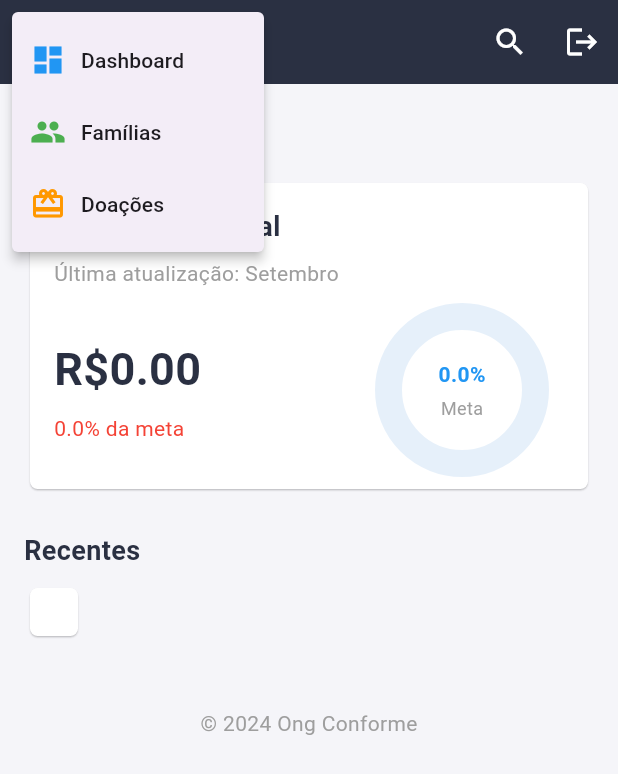
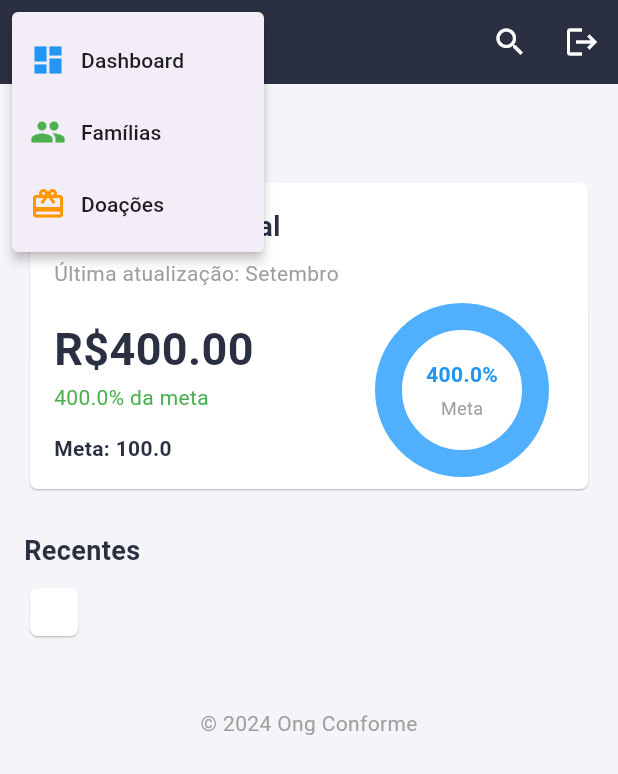
Before and after one commit to luizpassoss/Ong-mobile, a Flutter app: the DashboardPage screen opened by its route, after a tap on the "menu" icon, on a phone screen of 412 x 824 dp. Shown: the top 774 px of the screen. Run offline on Flutter 3.47's test engine with Material 3 defaults, Android fonts, the phone set to English and light mode, and no system bars; drawn by our look-alikes of fl_chart; our stand-ins replace shared_preferences; accounts and stored records are empty; network calls fail.

Commit message:
FiX: fix metafixa fetch & formatacao na tela

```diff
--- a/ongconforme/lib/dashboard.page.dart
+++ b/ongconforme/lib/dashboard.page.dart
@@ -4,6 +4,7 @@ import 'package:http/http.dart' as http;
 import 'dart:convert';
 import 'package:shared_preferences/shared_preferences.dart';
 import 'package:fl_chart/fl_chart.dart';
+import 'package:intl/intl.dart';
 
 import 'login.page.dart';
 import 'familias.page.dart';
@@ -142,15 +143,15 @@ class CustomAppBar extends StatelessWidget implements PreferredSizeWidget {
 }
 
 class DashboardPage extends StatefulWidget {
-  const DashboardPage({Key? key}) : super(key: key);
+  const DashboardPage({super.key});
 
   @override
   _DashboardPageState createState() => _DashboardPageState();
 }
 
 class _DashboardPageState extends State<DashboardPage> {
-  double arrecadacaoTotal = 0.0;
-  double metaTotal = 5000.0; // Meta total para ser obtida dinamicamente
+  int arrecadacaoTotal = 400;
+  int metaTotal = 100;
   List<Map<String, String>> atividadesRecentes = [];
   bool isLoading = true;
   bool verMais = false; // Variável para controlar a exibição expandida
@@ -176,7 +177,7 @@ class _DashboardPageState extends State<DashboardPage> {
 
     try {
       final response = await http.get(
-        Uri.parse('https://backend-ong.vercel.app/api/getMetaFixa'),
+        Uri.parse('https://backend-ong.vercel.app/api/getMetaFixa?id=1'),
         headers: {
           'Content-Type': 'application/json',
           'Authorization': 'Bearer $token',
@@ -184,11 +185,17 @@ class _DashboardPageState extends State<DashboardPage> {
       );
 
       if (response.statusCode == 200) {
-        final data = jsonDecode(response.body);
-        setState(() {
-          arrecadacaoTotal = data['arrecadacaoAtual'] ?? 0.0;
-          metaTotal = data['meta'] ?? metaTotal;
-        });
+        final List<dynamic> data = jsonDecode(response.body);
+
+        if (data.isNotEmpty) {
+          final item = data[0];
+
+          setState(() {
+            metaTotal = item['qntdMetaAll']?.toInt() ?? metaTotal;
+          });
+        } else {
+          print('Lista de dados vazia');
+        }
       } else {
         print('Erro ao obter meta fixa: ${response.statusCode}');
       }
@@ -333,7 +340,7 @@ class _DashboardPageState extends State<DashboardPage> {
                           color: Color.fromRGBO(42, 48, 66, 1.0),
                         ),
                       ),
-                      const SizedBox(height: 8),
+                      const SizedBox(height: 1),
                       Text(
                         '${porcentagemArrecadada.toStringAsFixed(1)}% da meta',
                         style: TextStyle(
@@ -341,6 +348,15 @@ class _DashboardPageState extends State<DashboardPage> {
                               ? Colors.green
                               : Colors.red,
                           fontSize: 14,
+                        ),
+                      ),
+                      const SizedBox(height: 14),
+                      Text(
+                        'Meta: ${metaTotal.toStringAsFixed(1)}',
+                        style: TextStyle(
+                          fontSize: 14,
+                          fontWeight: FontWeight.bold,
+                          color: Color.fromRGBO(42, 48, 66, 1.0),
                         ),
                       ),
                     ],
@@ -413,6 +429,23 @@ class _DashboardPageState extends State<DashboardPage> {
     );
   }
 
+  // Defina a lista manual de meses
+final List<String> meses = [
+  'Janeiro', 'Fevereiro', 'Março', 'Abril', 'Maio', 'Junho',
+  'Julho', 'Agosto', 'Setembro', 'Outubro', 'Novembro', 'Dezembro'
+];
+
+String formatarDataManual(String dateString) {
+  // Parse a data
+  DateTime date = DateTime.parse(dateString);
+
+  // Use a lista de meses manual para substituir o mês
+  String mes = meses[date.month - 1]; // Ajuste porque DateTime começa a contagem de meses a partir de 1
+
+  // Formate a data com o mês manual
+  return '${date.day} de $mes de ${date.year}';
+}
+
   Widget _buildRecentes() {
     // Definir o número de atividades a serem exibidas inicialmente
     int limiteInicial = 3;
@@ -444,7 +477,10 @@ class _DashboardPageState extends State<DashboardPage> {
               children: [
                 // Lista de atividades
                 ...atividadesExibidas.map((atividade) => _buildRecentActivity(
-                    atividade["date"]!, atividade["activity"]!)),
+                      formatarDataManual(atividade["date"] ??
+                          '0000-00-00'),
+                      atividade["activity"] ?? '',
+                    )),
 
                 // Botão "Veja Mais"
                 if (atividadesRecentes.length > limiteInicial)
--- a/ongconforme/lib/historico_doacao.page.dart
+++ b/ongconforme/lib/historico_doacao.page.dart
@@ -50,8 +50,7 @@ class Historico {
 class HistoricoDoacoesPage extends StatefulWidget {
   final Doacao doacao; // Objeto `Doacao` que contém dados da doação
 
-  const HistoricoDoacoesPage({Key? key, required this.doacao})
-      : super(key: key);
+  const HistoricoDoacoesPage({super.key, required this.doacao});
 
   @override
   _HistoricoDoacoesPageState createState() => _HistoricoDoacoesPageState();
--- a/ongconforme/lib/login.page.dart
+++ b/ongconforme/lib/login.page.dart
@@ -133,7 +133,7 @@ class _LoginFormPageState extends State<LoginFormPage> {
           // Seção da Imagem de Fundo
           Expanded(
             flex: 2,
-            child: Container(
+            child: SizedBox(
               width: double.infinity,
               child: Image.asset(
                 'assets/images/fotodaong2.png',
--- a/ongconforme/lib/main.dart
+++ b/ongconforme/lib/main.dart
@@ -1,15 +1,18 @@
 import 'package:flutter/material.dart';
+import 'package:intl/intl.dart';
 
 import 'login.page.dart';
 import 'familias.page.dart';
 import 'doacoes.page.dart';
 import 'dashboard.page.dart';
 
-void main() {
+void main() async {
   runApp(MyApp());
 }
 
 class MyApp extends StatelessWidget {
+  const MyApp({super.key});
+
   @override
   Widget build(BuildContext context) {
     return MaterialApp(
@@ -17,6 +20,7 @@ class MyApp extends StatelessWidget {
       theme: ThemeData(
         primarySwatch: Colors.blue,
       ),
+      debugShowCheckedModeBanner: false,
       initialRoute: '/',
       routes: {
         '/': (context) => LoginFormPage(),
--- a/ongconforme/pubspec.yaml
+++ b/ongconforme/pubspec.yaml
@@ -13,6 +13,7 @@ dependencies:
   http: ^1.2.2
   shared_preferences: ^2.0.6
   fl_chart: ^0.69.0 # A null-safe package for charts
+  intl: ^0.17.0
 
 
 dev_dependencies:
```
Also changed, not shown: ongconforme/lib/doacoes.page.dart (+3 -5 lines), ongconforme/lib/familias.page.dart (+3 -4 lines), ongconforme/pubspec.lock.
